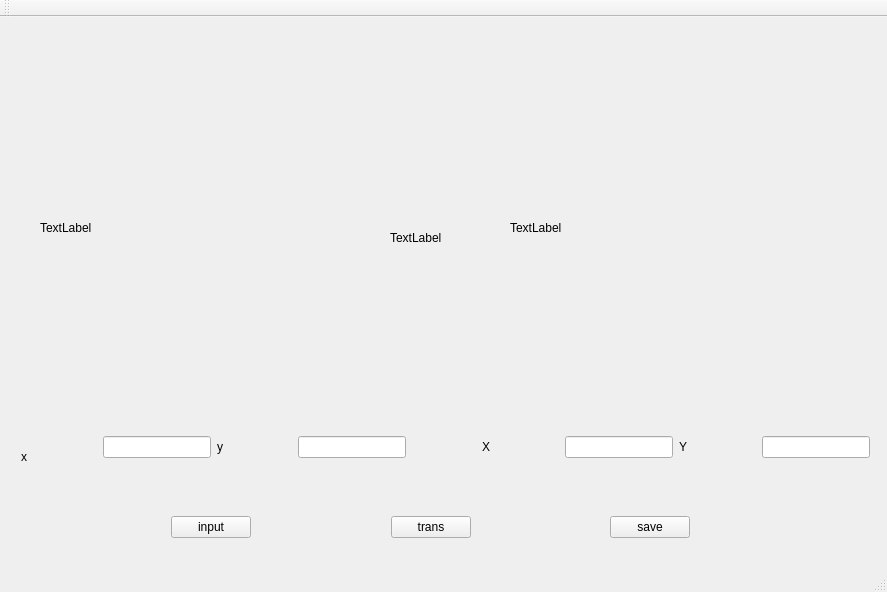
Old version of the form mainwindow.ui in the repository Zrealshadow/digitalpicture.
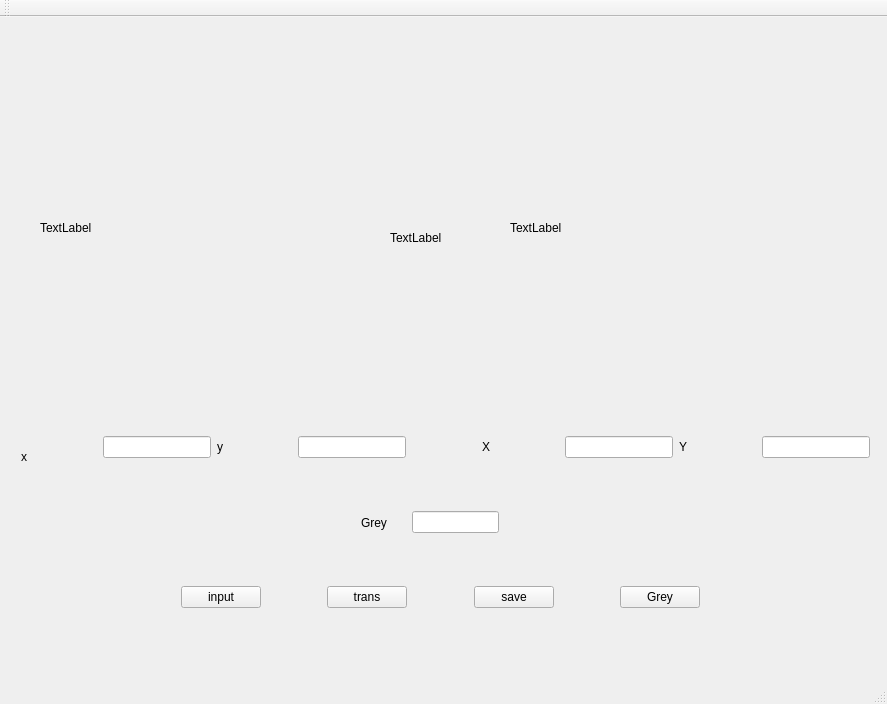
New version of the form.

Commit message: 增加grey 完成量化和储存

```diff
--- a/mainwindow.ui
+++ b/mainwindow.ui
@@ -7,7 +7,7 @@
     <x>0</x>
     <y>0</y>
     <width>887</width>
-    <height>592</height>
+    <height>704</height>
    </rect>
   </property>
   <property name="windowTitle">
@@ -165,8 +165,8 @@
    <widget class="QWidget" name="horizontalLayoutWidget_2">
     <property name="geometry">
      <rect>
-      <x>160</x>
-      <y>470</y>
+      <x>170</x>
+      <y>540</y>
       <width>541</width>
       <height>80</height>
      </rect>
@@ -219,6 +219,26 @@
        </property>
       </widget>
      </item>
+     <item>
+      <spacer name="horizontalSpacer_8">
+       <property name="orientation">
+        <enum>Qt::Horizontal</enum>
+       </property>
+       <property name="sizeHint" stdset="0">
+        <size>
+         <width>40</width>
+         <height>20</height>
+        </size>
+       </property>
+      </spacer>
+     </item>
+     <item>
+      <widget class="QPushButton" name="grey">
+       <property name="text">
+        <string>Grey</string>
+       </property>
+      </widget>
+     </item>
     </layout>
    </widget>
    <widget class="QLabel" name="trans_img">
@@ -259,6 +279,41 @@
      <string>TextLabel</string>
     </property>
    </widget>
+   <widget class="QWidget" name="horizontalLayoutWidget_3">
+    <property name="geometry">
+     <rect>
+      <x>350</x>
+      <y>470</y>
+      <width>160</width>
+      <height>71</height>
+     </rect>
+    </property>
+    <layout class="QHBoxLayout" name="horizontalLayout_3">
+     <item>
+      <widget class="QLabel" name="label_5">
+       <property name="text">
+        <string>Grey</string>
+       </property>
+      </widget>
+     </item>
+     <item>
+      <spacer name="horizontalSpacer_9">
+       <property name="orientation">
+        <enum>Qt::Horizontal</enum>
+       </property>
+       <property name="sizeHint" stdset="0">
+        <size>
+         <width>40</width>
+         <height>20</height>
+        </size>
+       </property>
+      </spacer>
+     </item>
+     <item>
+      <widget class="QLineEdit" name="Gray"/>
+     </item>
+    </layout>
+   </widget>
   </widget>
   <widget class="QToolBar" name="mainToolBar">
    <attribute name="toolBarArea">
```
The commit also changes 3 other files.
